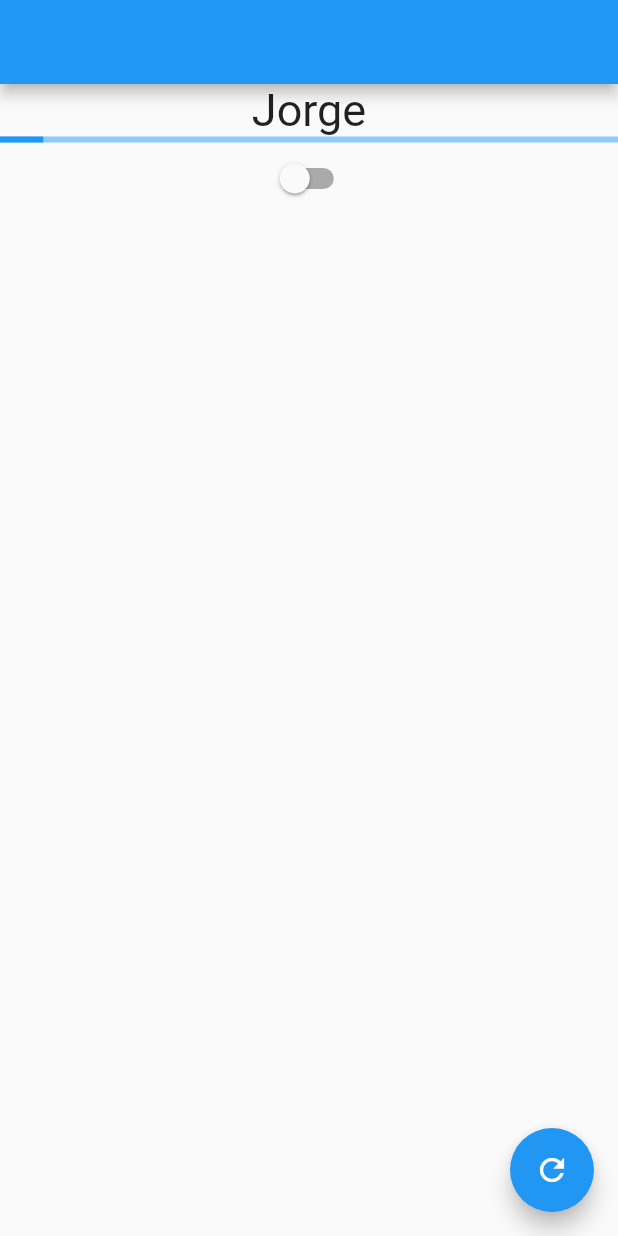
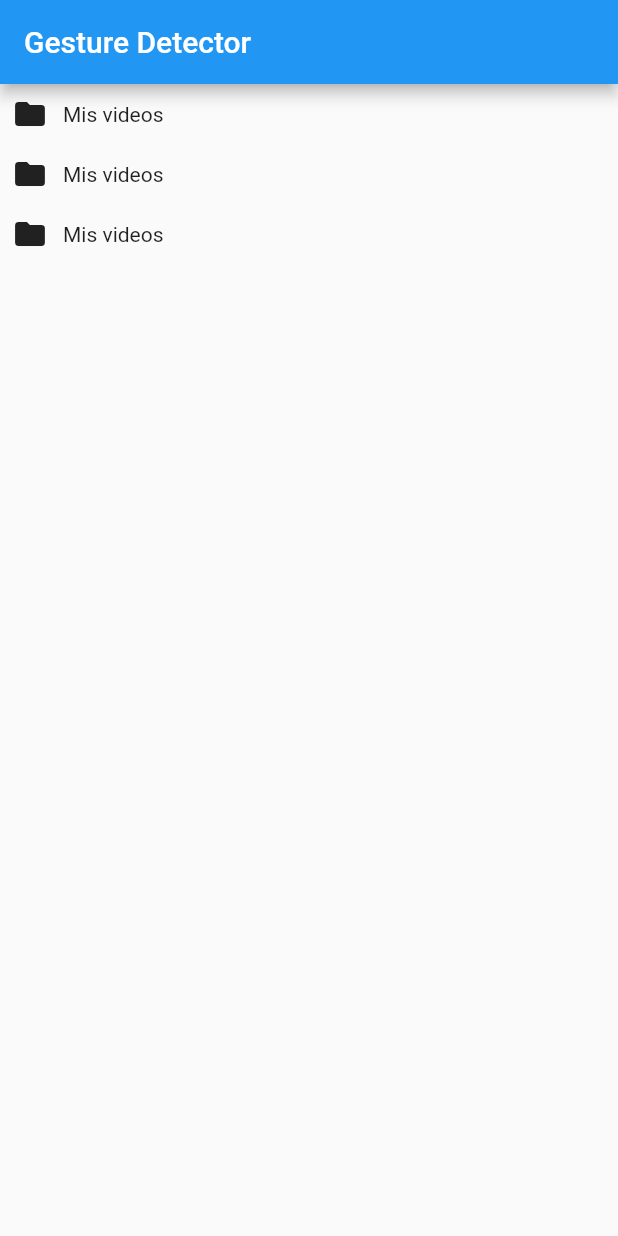
Before and after one commit to soyyjorgito/flutterapp, a Flutter app: the screen it shows after launch, on a phone screen of 412 x 824 dp. Run offline on Flutter 3.47's test engine with Material 2 defaults, Android fonts, the phone set to English and light mode, and no system bars.

Commit message:
Gesture Detector

```diff
--- a/lib/main.dart
+++ b/lib/main.dart
@@ -1,5 +1,3 @@
-import 'dart:async';
-
 import 'package:flutter/material.dart';
 
 void main() => runApp(const MyApp());
@@ -21,56 +19,47 @@ class MyHomePage extends StatefulWidget {
 }
 
 class _MyHomePageState extends State<MyHomePage> {
-  String name = "Marvin";
-  double ProgressValue = 0.0;
-  bool switchValue = false;
+  @override
+  Widget build(BuildContext context) {
+    return Scaffold(
+      appBar: AppBar(
+        title: const Text("Gesture Detector"),
+      ),
+      body: Center(
+        child: Column(
+          children: <Widget>[ListItem(), ListItem(), ListItem()],
+        ),
+      ),
+    );
+  }
+}
+
+class ListItem extends StatelessWidget {
+  const ListItem({super.key});
 
   @override
   Widget build(BuildContext context) {
-    return Scaffold(
-      appBar: AppBar(),
-      body: Center(
-        child: Column(
+    return GestureDetector(
+      onTap: _onTap,
+      onLongPress: _onLongPress,
+      child: Padding(
+        padding: const EdgeInsets.all(8.0),
+        child: Row(
           children: <Widget>[
-            Text(name, style: TextStyle(fontSize: 30)),
-            LinearProgressIndicator(value: ProgressValue),
-            Switch(
-              value: switchValue,
-              onChanged: (value) {
-                setState(() {
-                  switchValue = value;
-                });
-              },
-            )
+            Icon(Icons.folder),
+            SizedBox(width: 10),
+            Text("Mis videos")
           ],
         ),
-      ),
-      floatingActionButton: FloatingActionButton(
-        onPressed: changeName,
-        child: const Icon(Icons.refresh),
       ),
     );
   }
 
-  void changeName() {
-    setState(() => {
-          if (name == "Marvin") {name = "Jorge"} else {name = "Marvin"},
-          ProgressValue += 0.01
-        });
+  void _onTap() {
+    print("hola");
   }
 
-  @override
-  void initState() {
-    // TODO: implement initState
-    super.initState();
-    Timer.periodic(Duration(seconds: 1), (value) {
-      changeName();
-    });
-  }
-
-  @override
-  void dispose() {
-    // TODO: implement dispose
-    super.dispose();
+  void _onLongPress() {
+    print("Se ha mantenido el click");
   }
 }
```
